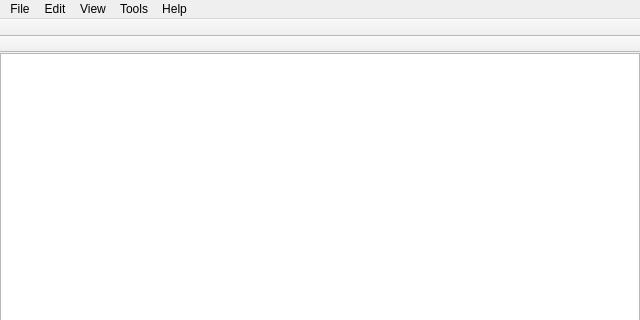
Old version of the form data/mainwindow.ui in the repository ksharindam/chemcanvas; both pictures show x 0 to 640 and y 0 to 320 of the 640 by 480 pixel window.
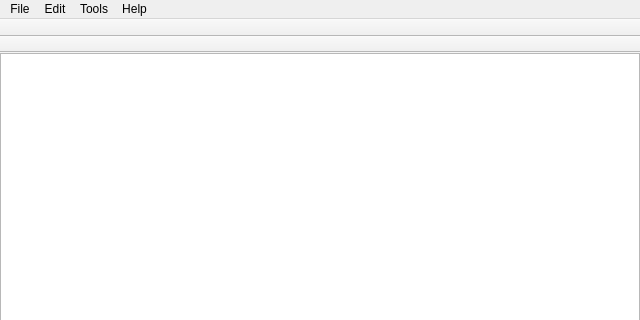
New version of the form. Icons and pictures are not drawn.

Commit message: removed Svg Editable from export menu

```diff
--- a/data/mainwindow.ui
+++ b/data/mainwindow.ui
@@ -84,11 +84,6 @@
     <addaction name="actionUndo"/>
     <addaction name="actionRedo"/>
    </widget>
-   <widget class="QMenu" name="menuView">
-    <property name="title">
-     <string>View</string>
-    </property>
-   </widget>
    <widget class="QMenu" name="menuTools">
     <property name="title">
      <string>Tools</string>
@@ -104,7 +99,6 @@
    </widget>
    <addaction name="menuFile"/>
    <addaction name="menuEdit"/>
-   <addaction name="menuView"/>
    <addaction name="menuTools"/>
    <addaction name="menuHelp"/>
   </widget>
```
Left out of the diff: 1 changed line with no effect on the pictures.
